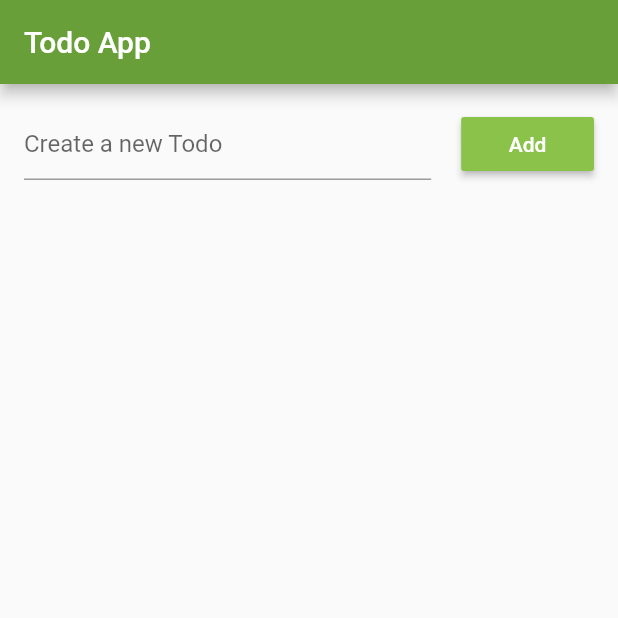
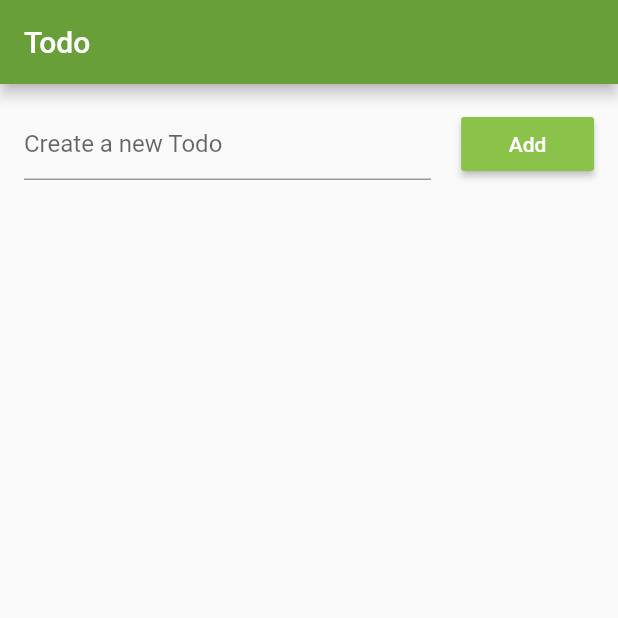
Before and after one commit to schowdhuri/flutter-todo, a Flutter app: the screen it shows after launch, on a phone screen of 412 x 824 dp, the top half of it. Run offline on Flutter 3.47's test engine with Material 2 defaults, Android fonts, the phone set to English and light mode, and no system bars; our stand-ins replace sqflite; accounts and stored records are empty.

```diff
--- a/lib/main.dart
+++ b/lib/main.dart
@@ -64,11 +64,11 @@ class _TodoAppState extends State<TodoApp> {
   @override
   Widget build(BuildContext context) {
     return MaterialApp(
-        title: "Todo App",
+        title: "Todo",
         home: Scaffold(
           appBar: AppBar(
             title: Text(
-              "Todo App",
+              "Todo",
               style: TextStyle(color: Colors.white),
             ),
             backgroundColor: Colors.lightGreen[700],
```
Also changed, not shown: lib/todoitem.dart (+11 -1 lines).
